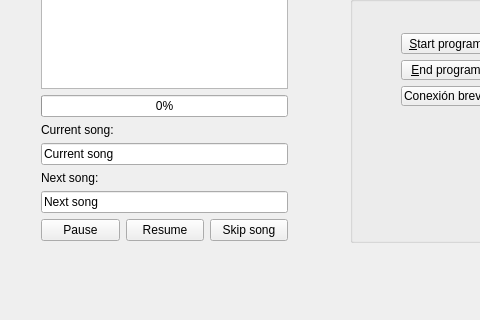
Qt form src/radioui/radioconsole.ui (rsalinas/ecoradio) before a commit; both pictures show x 0 to 480 and y 184 to 504 of the 587 by 504 pixel window.
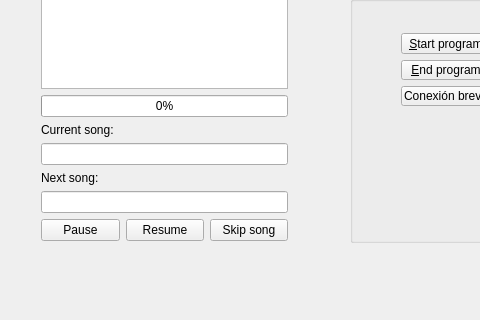
The same form after that commit.

Commit message: Add propagate current song

What changed in the file:
```diff
--- a/src/radioui/radioconsole.ui
+++ b/src/radioui/radioconsole.ui
@@ -114,7 +114,7 @@
      <item row="3" column="0" colspan="3">
       <widget class="QLineEdit" name="currentSongEdit">
        <property name="text">
-        <string>Current song</string>
+        <string/>
        </property>
       </widget>
      </item>
@@ -128,7 +128,7 @@
      <item row="5" column="0" colspan="3">
       <widget class="QLineEdit" name="nextSongEdit">
        <property name="text">
-        <string>Next song</string>
+        <string/>
        </property>
       </widget>
      </item>
```
The commit also changes 10 other files.
